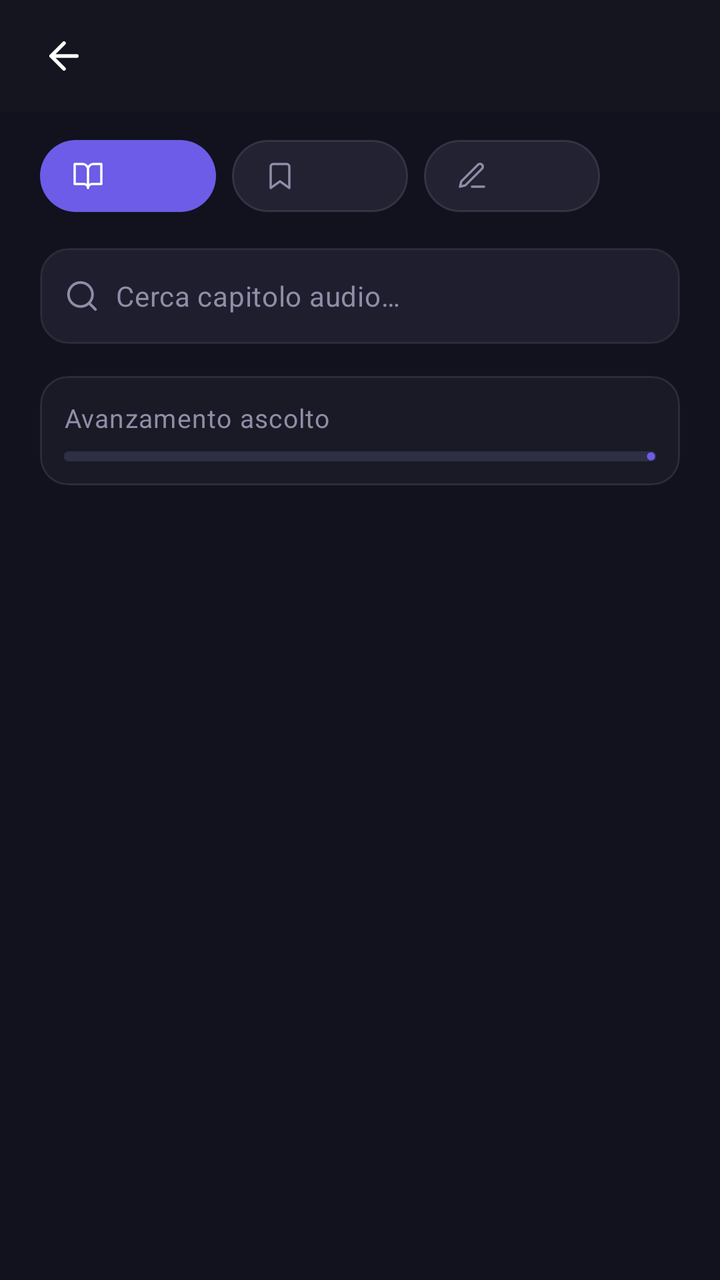
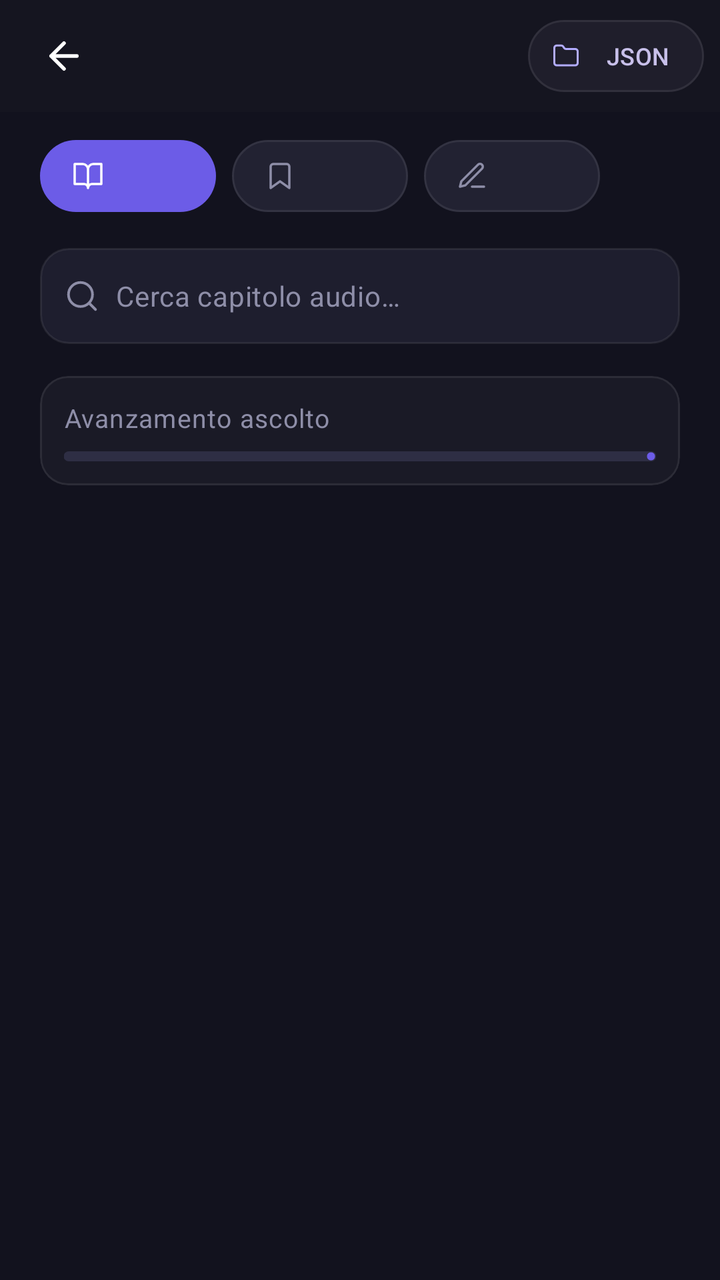

Screens rendered from an Android XML layout before and after an edit, with the pre-edit source and the edit as a unified diff.
<!-- AndroidManifest.xml: application theme Theme.EReader -->
<!-- res/layout/activity_audio_chapters.xml -->
<?xml version="1.0" encoding="utf-8"?>
<androidx.coordinatorlayout.widget.CoordinatorLayout xmlns:android="http://schemas.android.com/apk/res/android"
    xmlns:app="http://schemas.android.com/apk/res-auto"
    android:layout_width="match_parent"
    android:layout_height="match_parent"
    android:background="?attr/ereaderSurfaceBg"
    android:fitsSystemWindows="true">

    <LinearLayout
        android:layout_width="match_parent"
        android:layout_height="match_parent"
        android:orientation="vertical">

        
        <LinearLayout
            android:layout_width="match_parent"
            android:layout_height="@dimen/top_bar_height"
            android:background="?attr/ereaderNavTranslucentBg"
            android:gravity="center_vertical"
            android:orientation="horizontal"
            android:paddingHorizontal="@dimen/space_sm">

            <ImageButton
                android:id="@+id/btnAudioChaptersBack"
                android:layout_width="@dimen/touch_target_min"
                android:layout_height="@dimen/touch_target_min"
                android:background="?attr/selectableItemBackgroundBorderless"
                android:contentDescription="@string/cd_back"
                android:padding="13dp"
                android:scaleType="centerInside"
                android:src="@drawable/ic_arrow_back"
                app:tint="?attr/ereaderTextPrimary" />

            <TextView
                android:id="@+id/tvAudioChaptersTitle"
                style="@style/TextAppearance.EReader.HeadlineSm"
                android:layout_width="0dp"
                android:layout_height="wrap_content"
                android:layout_marginStart="@dimen/space_xs"
                android:layout_weight="1"
                android:ellipsize="end"
                android:maxLines="1" />
        </LinearLayout>

        <androidx.core.widget.NestedScrollView
            android:layout_width="match_parent"
            android:layout_height="0dp"
            android:layout_weight="1"
            android:clipToPadding="false"
            android:paddingBottom="108dp">

            <LinearLayout
                android:layout_width="match_parent"
                android:layout_height="wrap_content"
                android:orientation="vertical"
                android:paddingHorizontal="@dimen/margin_screen"
                android:paddingTop="@dimen/space_sm">

                
                <HorizontalScrollView
                    android:layout_width="match_parent"
                    android:layout_height="wrap_content"
                    android:clipToPadding="false"
                    android:scrollbars="none">

                    <LinearLayout
                        android:layout_width="wrap_content"
                        android:layout_height="wrap_content"
                        android:orientation="horizontal">

                        <com.google.android.material.button.MaterialButton
                            android:id="@+id/chipAudioChapters"
                            style="@style/Widget.EReader.Button.Primary"
                            android:layout_width="wrap_content"
                            android:layout_height="wrap_content"
                            android:layout_marginEnd="@dimen/space_sm"
                            android:insetTop="6dp"
                            android:insetBottom="6dp"
                            android:minHeight="@dimen/touch_target_min"
                            android:paddingHorizontal="@dimen/space_base"
                            android:textSize="13sp"
                            app:cornerRadius="@dimen/radius_pill"
                            app:icon="@drawable/ic_book_open"
                            app:iconSize="16dp"
                            app:iconTint="@color/white" />

                        <com.google.android.material.button.MaterialButton
                            android:id="@+id/chipAudioBookmarks"
                            style="@style/Widget.EReader.Button.Secondary"
                            android:layout_width="wrap_content"
                            android:layout_height="wrap_content"
                            android:layout_marginEnd="@dimen/space_sm"
                            android:insetTop="6dp"
                            android:insetBottom="6dp"
                            android:minHeight="@dimen/touch_target_min"
                            android:paddingHorizontal="@dimen/space_base"
                            android:textColor="?attr/ereaderTextMuted"
                            android:textSize="13sp"
                            app:backgroundTint="?attr/ereaderChipBg"
                            app:cornerRadius="@dimen/radius_pill"
                            app:icon="@drawable/ic_bookmark"
                            app:iconSize="16dp"
                            app:iconTint="?attr/ereaderTextMuted" />

                        <com.google.android.material.button.MaterialButton
                            android:id="@+id/chipAudioNotes"
                            style="@style/Widget.EReader.Button.Secondary"
                            android:layout_width="wrap_content"
                            android:layout_height="wrap_content"
                            android:insetTop="6dp"
                            android:insetBottom="6dp"
                            android:minHeight="@dimen/touch_target_min"
                            android:paddingHorizontal="@dimen/space_base"
                            android:textColor="?attr/ereaderTextMuted"
                            android:textSize="13sp"
                            app:backgroundTint="?attr/ereaderChipBg"
                            app:cornerRadius="@dimen/radius_pill"
                            app:icon="@drawable/ic_note"
                            app:iconSize="16dp"
                            app:iconTint="?attr/ereaderTextMuted" />
                    </LinearLayout>
                </HorizontalScrollView>

                
                <LinearLayout
                    android:layout_width="match_parent"
                    android:layout_height="wrap_content"
                    android:layout_marginTop="@dimen/space_md"
                    android:background="@drawable/bg_search_input"
                    android:gravity="center_vertical"
                    android:minHeight="@dimen/search_bar_height"
                    android:orientation="horizontal"
                    android:paddingHorizontal="@dimen/space_md">

                    <ImageView
                        android:layout_width="18dp"
                        android:layout_height="18dp"
                        android:contentDescription="@null"
                        android:src="@drawable/ic_search"
                        app:tint="?attr/ereaderTextMuted" />

                    <EditText
                        android:id="@+id/etAudioChapterSearch"
                        style="@style/TextAppearance.EReader.BodyMd"
                        android:layout_width="0dp"
                        android:layout_height="wrap_content"
                        android:layout_marginStart="@dimen/space_sm"
                        android:layout_weight="1"
                        android:background="@null"
                        android:hint="@string/chapters_audio_search_hint"
                        android:imeOptions="actionSearch"
                        android:importantForAutofill="no"
                        android:inputType="text"
                        android:maxLines="1"
                        android:minHeight="@dimen/search_bar_height"
                        android:textColor="?attr/ereaderTextPrimary"
                        android:textColorHint="?attr/ereaderTextMuted" />
                </LinearLayout>

                
                <com.google.android.material.card.MaterialCardView
                    style="@style/Widget.EReader.Card"
                    android:layout_width="match_parent"
                    android:layout_height="wrap_content"
                    android:layout_marginTop="@dimen/space_base">

                    <LinearLayout
                        android:layout_width="match_parent"
                        android:layout_height="wrap_content"
                        android:orientation="vertical"
                        android:padding="@dimen/space_md">

                        <LinearLayout
                            android:layout_width="match_parent"
                            android:layout_height="wrap_content"
                            android:orientation="horizontal">

                            <TextView
                                style="@style/TextAppearance.EReader.BodySm"
                                android:layout_width="0dp"
                                android:layout_height="wrap_content"
                                android:layout_marginEnd="@dimen/space_xs"
                                android:layout_weight="1"
                                android:ellipsize="end"
                                android:maxLines="1"
                                android:text="@string/chapters_audio_listening_progress"
                                android:textColor="?attr/ereaderTextMuted" />

                            <TextView
                                android:id="@+id/tvAudioOverallPercent"
                                style="@style/TextAppearance.EReader.BodySm"
                                android:layout_width="wrap_content"
                                android:layout_height="wrap_content"
                                android:maxLines="1"
                                android:textColor="?attr/colorPrimary"
                                android:textStyle="bold" />
                        </LinearLayout>

                        <com.google.android.material.progressindicator.LinearProgressIndicator
                            android:id="@+id/progressAudioOverall"
                            style="@style/Widget.EReader.ProgressBar"
                            android:layout_width="match_parent"
                            android:layout_height="wrap_content"
                            android:layout_marginTop="@dimen/space_sm" />
                    </LinearLayout>
                </com.google.android.material.card.MaterialCardView>

                
                <LinearLayout
                    android:id="@+id/cardActiveAudioChapter"
                    android:layout_width="match_parent"
                    android:layout_height="wrap_content"
                    android:layout_marginTop="@dimen/space_base"
                    android:layout_marginBottom="@dimen/space_xs"
                    android:background="@drawable/bg_card_active_chapter"
                    android:orientation="vertical"
                    android:padding="@dimen/space_base"
                    android:visibility="gone">

                    <LinearLayout
                        android:layout_width="match_parent"
                        android:layout_height="wrap_content"
                        android:gravity="center_vertical"
                        android:orientation="horizontal">

                        <ImageView
                            android:layout_width="36dp"
                            android:layout_height="36dp"
                            android:background="@drawable/bg_circle_primary"
                            android:contentDescription="@null"
                            android:padding="9dp"
                            android:src="@drawable/ic_equalizer"
                            app:tint="@color/on_primary_container" />

                        <LinearLayout
                            android:layout_width="0dp"
                            android:layout_height="wrap_content"
                            android:layout_marginStart="@dimen/space_md"
                            android:layout_marginEnd="@dimen/space_xs"
                            android:layout_weight="1"
                            android:orientation="vertical">

                            <androidx.constraintlayout.widget.ConstraintLayout
                                android:layout_width="match_parent"
                                android:layout_height="wrap_content">

                                <TextView
                                    android:id="@+id/tvActiveChapterBadge"
                                    style="@style/TextAppearance.EReader.LabelBadge"
                                    android:layout_width="wrap_content"
                                    android:layout_height="wrap_content"
                                    android:background="@drawable/bg_badge_lavender"
                                    android:ellipsize="end"
                                    android:maxLines="1"
                                    android:paddingHorizontal="6dp"
                                    android:paddingVertical="2dp"
                                    android:text="@string/player_now_playing"
                                    android:textColor="@color/primary_fixed"
                                    app:layout_constrainedWidth="true"
                                    app:layout_constraintBottom_toBottomOf="parent"
                                    app:layout_constraintEnd_toStartOf="@id/tvActiveChapterTime"
                                    app:layout_constraintHorizontal_bias="0.0"
                                    app:layout_constraintHorizontal_chainStyle="packed"
                                    app:layout_constraintStart_toStartOf="parent"
                                    app:layout_constraintTop_toTopOf="parent" />

                                <TextView
                                    android:id="@+id/tvActiveChapterTime"
                                    style="@style/TextAppearance.EReader.Caption"
                                    android:layout_width="wrap_content"
                                    android:layout_height="wrap_content"
                                    android:layout_marginStart="6dp"
                                    android:maxLines="1"
                                    android:textColor="?attr/colorPrimary"
                                    app:layout_constraintBottom_toBottomOf="parent"
                                    app:layout_constraintEnd_toEndOf="parent"
                                    app:layout_constraintStart_toEndOf="@id/tvActiveChapterBadge"
                                    app:layout_constraintTop_toTopOf="parent" />
                            </androidx.constraintlayout.widget.ConstraintLayout>

                            <TextView
                                android:id="@+id/tvAudioActiveChapterTitle"
                                style="@style/TextAppearance.EReader.HeadlineSm"
                                android:layout_width="match_parent"
                                android:layout_height="wrap_content"
                                android:layout_marginTop="2dp"
                                android:ellipsize="end"
                                android:maxLines="1" />
                        </LinearLayout>

                        <ImageButton
                            android:id="@+id/btnActiveChapterPause"
                            android:layout_width="@dimen/touch_target_min"
                            android:layout_height="@dimen/touch_target_min"
                            android:background="@drawable/bg_circle_primary"
                            android:contentDescription="@string/cd_play_pause"
                            android:padding="14dp"
                            android:scaleType="centerInside"
                            android:src="@drawable/ic_play"
                            app:tint="@color/on_primary_container" />
                    </LinearLayout>

                    <com.google.android.material.progressindicator.LinearProgressIndicator
                        android:id="@+id/progressAudioActiveChapter"
                        style="@style/Widget.EReader.ProgressBar"
                        android:layout_width="match_parent"
                        android:layout_height="wrap_content"
                        android:layout_marginTop="@dimen/space_md" />
                </LinearLayout>

                <LinearLayout
                    android:id="@+id/layoutAudioTreeControls"
                    android:layout_width="match_parent"
                    android:layout_height="wrap_content"
                    android:layout_marginTop="@dimen/space_sm"
                    android:gravity="center_vertical"
                    android:orientation="horizontal"
                    android:visibility="gone">

                    <TextView
                        android:id="@+id/tvAudioTreeSummary"
                        style="@style/TextAppearance.EReader.LabelMd"
                        android:layout_width="0dp"
                        android:layout_height="wrap_content"
                        android:layout_weight="1"
                        android:ellipsize="end"
                        android:maxLines="1"
                        android:textColor="?attr/ereaderTextMuted" />

                    <com.google.android.material.button.MaterialButton
                        android:id="@+id/btnAudioToggleExpandAll"
                        style="@style/Widget.Material3.Button.TextButton"
                        android:layout_width="wrap_content"
                        android:layout_height="wrap_content"
                        android:minHeight="36dp"
                        android:paddingHorizontal="@dimen/space_sm"
                        android:text="@string/chapters_expand_all"
                        android:textAllCaps="false"
                        android:textColor="?attr/colorPrimary"
                        android:textSize="12sp" />
                </LinearLayout>

                <TextView
                    android:id="@+id/tvAudioChaptersEmpty"
                    style="@style/TextAppearance.EReader.Caption"
                    android:layout_width="match_parent"
                    android:layout_height="wrap_content"
                    android:layout_marginTop="@dimen/space_lg"
                    android:gravity="center"
                    android:padding="@dimen/space_base"
                    android:text="@string/chapters_empty_items"
                    android:visibility="gone" />

                <LinearLayout
                    android:id="@+id/containerAudioChapters"
                    android:layout_width="match_parent"
                    android:layout_height="wrap_content"
                    android:layout_marginTop="@dimen/space_md"
                    android:orientation="vertical" />
            </LinearLayout>
        </androidx.core.widget.NestedScrollView>
    </LinearLayout>

    <FrameLayout
        android:layout_width="match_parent"
        android:layout_height="wrap_content"
        android:layout_gravity="bottom"
        android:layout_marginHorizontal="@dimen/margin_screen"
        android:layout_marginBottom="@dimen/space_base">

        <include layout="@layout/layout_mini_player" />
    </FrameLayout>
</androidx.coordinatorlayout.widget.CoordinatorLayout>
<!-- res/layout/layout_mini_player.xml (included above) -->
<?xml version="1.0" encoding="utf-8"?>
<LinearLayout xmlns:android="http://schemas.android.com/apk/res/android"
    xmlns:app="http://schemas.android.com/apk/res-auto"
    android:id="@+id/miniPlayerBar"
    android:layout_width="match_parent"
    android:layout_height="wrap_content"
    android:background="@drawable/bg_floating_hud"
    android:clickable="true"
    android:elevation="12dp"
    android:focusable="true"
    android:gravity="center_vertical"
    android:orientation="horizontal"
    android:padding="@dimen/space_sm"
    android:visibility="gone">

    <FrameLayout
        android:layout_width="40dp"
        android:layout_height="40dp">

        <com.google.android.material.imageview.ShapeableImageView
            android:id="@+id/ivMiniCover"
            android:layout_width="match_parent"
            android:layout_height="match_parent"
            android:background="@color/artwork_plum"
            android:contentDescription="@null"
            android:scaleType="centerCrop"
            app:shapeAppearanceOverlay="@style/ShapeAppearance.EReader.Thumb" />

        <View
            android:layout_width="match_parent"
            android:layout_height="match_parent"
            android:background="@color/scrim_card" />

        <ImageView
            android:id="@+id/ivMiniTypeIcon"
            android:layout_width="18dp"
            android:layout_height="18dp"
            android:layout_gravity="center"
            android:contentDescription="@null"
            android:src="@drawable/ic_equalizer"
            app:tint="@color/primary" />
    </FrameLayout>

    <LinearLayout
        android:layout_width="0dp"
        android:layout_height="wrap_content"
        android:layout_marginStart="@dimen/space_sm"
        android:layout_marginEnd="@dimen/space_xs"
        android:layout_weight="1"
        android:orientation="vertical">

        <TextView
            android:id="@+id/tvMiniTitle"
            style="@style/TextAppearance.EReader.BodySm"
            android:layout_width="match_parent"
            android:layout_height="wrap_content"
            android:ellipsize="end"
            android:maxLines="1"
            android:textColor="?attr/ereaderTextPrimary"
            android:textStyle="bold" />

        <TextView
            android:id="@+id/tvMiniSubtitle"
            style="@style/TextAppearance.EReader.LabelMd"
            android:layout_width="match_parent"
            android:layout_height="wrap_content"
            android:ellipsize="end"
            android:maxLines="1" />
    </LinearLayout>

    <ImageButton
        android:id="@+id/btnMiniRewind"
        android:layout_width="@dimen/touch_target_min"
        android:layout_height="@dimen/touch_target_min"
        android:background="?attr/selectableItemBackgroundBorderless"
        android:contentDescription="@string/cd_rewind_15"
        android:padding="13dp"
        android:scaleType="centerInside"
        android:src="@drawable/ic_replay_15"
        app:tint="?attr/ereaderTextSecondary" />

    <ImageButton
        android:id="@+id/btnMiniPlayPause"
        android:layout_width="@dimen/touch_target_min"
        android:layout_height="@dimen/touch_target_min"
        android:layout_marginHorizontal="@dimen/space_xxs"
        android:background="@drawable/bg_circle_primary"
        android:contentDescription="@string/cd_play_pause"
        android:padding="14dp"
        android:scaleType="centerInside"
        android:src="@drawable/ic_pause"
        app:tint="@color/on_primary_container" />

    <ImageButton
        android:id="@+id/btnMiniStop"
        android:layout_width="@dimen/touch_target_min"
        android:layout_height="@dimen/touch_target_min"
        android:background="?attr/selectableItemBackgroundBorderless"
        android:contentDescription="@string/cd_stop_session"
        android:padding="13dp"
        android:scaleType="centerInside"
        android:src="@drawable/ic_close"
        app:tint="@color/error" />
</LinearLayout>
<!-- resources referenced by this layout -->
<resources>
  <color name="artwork_plum">#FF342852</color>
  <color name="error">#FFFFB4AB</color>
  <color name="on_primary_container">#FFFAF6FF</color>
  <color name="primary">#FFC6BFFF</color>
  <color name="primary_fixed">#FFE4DFFF</color>
  <color name="scrim_card">#990D0D14</color>
  <color name="white">#FFFFFFFF</color>
  <dimen name="margin_screen">20dp</dimen>
  <dimen name="radius_pill">999dp</dimen>
  <dimen name="search_bar_height">48dp</dimen>
  <dimen name="space_base">16dp</dimen>
  <dimen name="space_lg">20dp</dimen>
  <dimen name="space_md">12dp</dimen>
  <dimen name="space_sm">8dp</dimen>
  <dimen name="space_xs">4dp</dimen>
  <dimen name="space_xxs">2dp</dimen>
  <dimen name="top_bar_height">56dp</dimen>
  <dimen name="touch_target_min">48dp</dimen>
  <string name="cd_back">Torna indietro</string>
  <string name="cd_rewind_15">Riavvolgi di 15 secondi</string>
  <string name="cd_stop_session">Blocca sessione attiva</string>
  <string name="chapters_expand_all">Espandi tutto</string>
  <string name="player_now_playing">IN RIPRODUZIONE</string>
  <color name="secondary_container_60">#99413996</color>
  <dimen name="radius_xs">4dp</dimen>
  <dimen name="radius_xl">16dp</dimen>
  <color name="border_active">#666C5CE7</color>
  <color name="primary_container">#FF6C5CE7</color>
  <dimen name="radius_2xl">24dp</dimen>
  <dimen name="radius_lg">14dp</dimen>
  <dimen name="progress_track_height">5dp</dimen>
  <color name="on_primary">#FF2900A0</color>
  <color name="primary_fixed_dim">@color/primary</color>
  <color name="secondary">#FFA29BFE</color>
  <color name="on_secondary">#FF2A1F7E</color>
  <color name="secondary_container">#FF413996</color>
  <color name="on_secondary_container">#FFB2ACFF</color>
  <color name="tertiary">#FF8075FF</color>
  <color name="tertiary_container">#FF695DE6</color>
  <color name="on_tertiary_container">#FFFAF5FF</color>
  <color name="surface">#FF12121E</color>
  <color name="surface_bright">#FF383845</color>
  <color name="surface_container_highest">#FF343341</color>
  <color name="on_surface">#FFE3E0F2</color>
  <color name="on_surface_variant">#FFC8C4D7</color>
  <color name="surface_container_lowest">#FF0D0D19</color>
  <color name="surface_container_low">#FF1A1A27</color>
  <color name="surface_container">#FF1F1E2B</color>
  <color name="surface_container_high">#FF292936</color>
  <color name="outline">#FF928EA0</color>
  <color name="outline_variant">#FF474554</color>
  <color name="on_error">#FF690005</color>
  <color name="error_container">#FF93000A</color>
  <color name="on_error_container">#FFFFDAD6</color>
  <color name="canvas_base">#FF0D0D14</color>
  <color name="surface_nav">#FF161622</color>
  <color name="surface_nav_translucent">#D9161622</color>
  <color name="surface_card">#FF1A1A26</color>
  <color name="surface_elevated">#FF1E1E2E</color>
  <color name="surface_floating_glass">#EB222234</color>
  <color name="surface_chip">#FF222232</color>
  <color name="text_primary">@color/white</color>
  <color name="text_secondary">#FF9494A8</color>
  <color name="text_muted">#FF8E8EA8</color>
  <color name="text_lavender">#FFC8C0EA</color>
  <color name="border_subtle">#14FFFFFF</color>
  <color name="border_glass">#1FFFFFFF</color>
  <color name="track_neutral">#FF2E2E44</color>
  <!-- unchanged entries left out for length: 31 -->
</resources>

<!-- the commit's change to res/layout/activity_audio_chapters.xml (unified diff, before → after) -->
@@ -40,6 +40,21 @@
                 android:layout_weight="1"
                 android:ellipsize="end"
                 android:maxLines="1" />
+
+            <com.google.android.material.button.MaterialButton
+                android:id="@+id/btnImportAudioMetadataJson"
+                style="@style/Widget.EReader.Button.Secondary"
+                android:layout_width="wrap_content"
+                android:layout_height="wrap_content"
+                android:layout_marginStart="@dimen/space_xs"
+                android:minHeight="36dp"
+                android:paddingHorizontal="@dimen/space_md"
+                android:paddingVertical="4dp"
+                android:text="@string/action_import_metadata_json"
+                android:textSize="12sp"
+                app:cornerRadius="@dimen/radius_pill"
+                app:icon="@drawable/ic_folder"
+                app:iconSize="14dp" />
         </LinearLayout>
 
         <androidx.core.widget.NestedScrollView
@@ -362,6 +377,7 @@
     </LinearLayout>
 
     <FrameLayout
+        android:id="@+id/bottomDockAudioChapters"
         android:layout_width="match_parent"
         android:layout_height="wrap_content"
         android:layout_gravity="bottom"
<!-- resource entries referenced after the edit -->
@@ -18,6 +18,21 @@
   <dimen name="space_xxs">2dp</dimen>
   <dimen name="top_bar_height">56dp</dimen>
   <dimen name="touch_target_min">48dp</dimen>
+  <!-- drawable ic_folder (drawable) -->
+  <vector xmlns:android="http://schemas.android.com/apk/res/android"
+      android:width="24dp"
+      android:height="24dp"
+      android:viewportWidth="24"
+      android:viewportHeight="24">
+      <path
+          android:fillColor="@android:color/transparent"
+          android:pathData="M4,20h16a2,2 0,0 0,2 -2V8a2,2 0,0 0,-2 -2h-7.93a2,2 0,0 1,-1.66 -0.9l-0.82,-1.2A2,2 0,0 0,7.93 3H4a2,2 0,0 0,-2 2v13c0,1.1 0.9,2 2,2z"
+          android:strokeColor="@color/white"
+          android:strokeLineCap="round"
+          android:strokeLineJoin="round"
+          android:strokeWidth="1.75" />
+  </vector>
+  <string name="action_import_metadata_json">JSON</string>
   <string name="cd_back">Torna indietro</string>
   <string name="cd_rewind_15">Riavvolgi di 15 secondi</string>
   <string name="cd_stop_session">Blocca sessione attiva</string>
